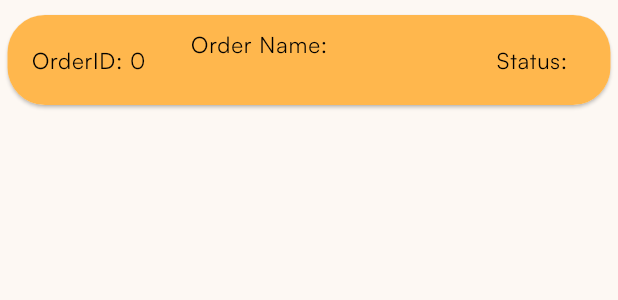
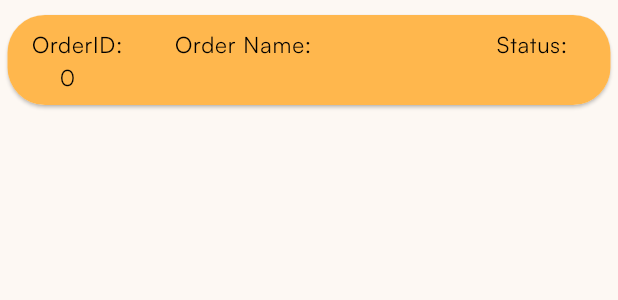
Before and after one commit to gal-hpgggjbvb/project202, a Flutter app: the CustomExpansionTile widget shown alone on an empty page, opened directly with empty values, on a phone screen of 412 x 824 dp. Shown: the top 300 px of the screen. Run offline on Flutter 3.47's test engine with Material 3 defaults, Android fonts, the phone set to English and light mode, and no system bars; our stand-ins replace animated_toggle_switch, awesome_dialog, dio, get, hidden_drawer_menu, image_picker and 5 more; accounts and stored records are empty; network calls fail.

Commit message:
language

```diff
--- a/lib/controller/lang/lang.dart
+++ b/lib/controller/lang/lang.dart
@@ -68,20 +68,23 @@ class Languages implements Translations {
           'drop': 'إلى أين',
           'type': 'اكتب هنا',
 
-          ///user orders page
+          ///user & delivery man orders page
           'pending':'قيد الإنتظار',
           'in_progress':'قيد التوصبل',
           'completed':'تم التسليم',
-          'order_id1':'رقم الطلب: ',
-          'order_name1':'   اسم الطلب: ',
-          'status1':'الحالة:  ',
-          'order_id2':'رقم الطلب:     ',
-          'order_name2':'اسم الطلب:    ',
-          'status2':'الحالة:          ',
-          'source':'المصدر:         ',
-          'destination':'الوجهة:         ',
-          'created':'وقت الإنشاء:  ',
-          'updated':'وقت التحديث:',
+          'order_id1':'رقم الطلب:\n ',
+          'order_name1':'      اسم الطلب: ',
+          'status1':'  الحالة:\n  ',
+          'order_id2':'رقم الطلب:        ',
+          'order_name2':'اسم الطلب:       ',
+          'status2':'الحالة:             ',
+          'source':'المصدر:            ',
+          'destination':'الوجهة:            ',
+          'created':'وقت الإنشاء:     ',
+          'updated':'وقت التحديث:   ',
+          'source1':'من:  ',
+          'destination1':'إلى:  ',
+
           'edit':'تعديل',
           'edit_order':'تعديل الطلب ',
           'delete_order':'حذف الطلب الذي رقمه ',
@@ -91,6 +94,23 @@ class Languages implements Translations {
           'delivery_man_name':'اسم عامل التوصيل:       ',
           'delivery_man_phone':'هاتف عامل التوصيل:     ',
           'no_orders':'لا يوجد طلبات حاليا..',
+
+          'available_orders':'طلبات متاحة',
+          'in_progress_orders':'طلبات قيد التوصيل',
+          'completed_orders':'طلبات تم توصيلها',
+          'pick_order':'اختيار الطلب ',
+          'complete_order':'إكمال الطلب ',
+          'cancel_order':'إلغاء الطلب ',
+          'no_av_orders':'لا طلبات متاحة حاليا..',
+          'no_pr_orders':'لا طلبات قيد التوصيل..',
+          'no_co_orders':'لا طلبات تم توصيلها..',
+          'customer_id':'رقم صاحب الطلب:     ',
+          'customer_name':'اسم صاحب الطلب:     ',
+          'customer_phone':'هاتف صاحب الطلب:   ',
+          // 'pick_order_d':'اختيار الطلب ',
+          // 'complete_order_d':'Complete Order',
+          // 'cancel_order_d':'Cancel Order',
+
 
           ///settings
           'dark': 'الوضع المظلم',
@@ -203,16 +223,19 @@ class Languages implements Translations {
           'pending':'Pending',
           'in_progress':'in Progress',
           'completed':'Completed',
-          'order_id1':'OrderID: ',
+          'order_id1':'OrderID: \n',
           'order_name1':'   Order Name: ',
-          'status1':'Status: ',
+          'status1':'Status: \n',
           'order_id2':'OrderId :           ',
           'order_name2':'OrderName :     ',
           'status2':'Status :              ',
           'source':'Source :             ',
           'destination':'Destination :      ',
           'created':'Createdat :        ',
-          'updated':'Updatedat :        ',
+          'updated':'Updatedat :       ',
+          'source1':'   Source: ',
+          'destination1':'   Destination:  ',
+
           'edit':'Edit',
           'edit_order':'Edit Order ',
           'delete_order':'Delete Order with ID ',
@@ -222,6 +245,23 @@ class Languages implements Translations {
           'delivery_man_name':'DeliveryMan Name :              ',
           'delivery_man_phone':'DeliveryMan Phone :             ',
           'no_orders':'No Orders Yet..',
+
+          'available_orders':'available\n  orders',
+          'in_progress_orders':'in progress\n    orders',
+          'completed_orders':'completed\n    orders',
+          'pick_order':'Pick Delivery',
+          'complete_order':'Complete Order',
+          'cancel_order':'Cancel Order',
+          'no_av_orders':'No available orders yet..',
+          'no_pr_orders':'No in progress orders..',
+          'no_co_orders':'No completed orders..',
+
+          'customer_id':'Customer ID :              ',
+          'customer_name':'Customer Name :        ',
+          'customer_phone':'Customer Phone :        ',
+          // 'pick_order_d':'Pick Order ',
+          // 'complete_order_d':'Complete Order',
+          // 'cancel_order_d':'Cancel Order',
 
           ///settings
           'dark': 'Dark Mode',
--- a/lib/custom_widgets/custom_expansiontile.dart
+++ b/lib/custom_widgets/custom_expansiontile.dart
@@ -74,7 +74,7 @@ class CustomExpansionTile extends StatelessWidget {
         // backgroundColor: Colors.deepOrange[50],
         leading: Text(
           // 'Order ID: $leading',
-          '${'order_id1'.tr}$leading',
+          '${'order_id1'.tr}    $leading',
           //style: context.theme.textTheme.bodySmall,
           style: TextStyle(
             fontFamily: "Satoshi",
@@ -87,8 +87,8 @@ class CustomExpansionTile extends StatelessWidget {
           title.length > 7
               // ? '   Order Name: \n   ${title.substring(0, 7)}..'
               // : '   Order Name: \n   $title',
-              ? '${'order_name1'.tr}\n   ${title.substring(0, 7)}..'
-              : '${'order_name1'.tr}\n   $title',
+              ? '${'order_name1'.tr}\n       ${title.substring(0, 7)}..'
+              : '${'order_name1'.tr}\n       $title',
           style: TextStyle(
             fontFamily: "Satoshi",
             color: context.theme.colorScheme.primary,
@@ -115,7 +115,9 @@ class CustomExpansionTile extends StatelessWidget {
                 // mainAxisAlignment: MainAxisAlignment.spaceEvenly,
                 children: [
                   Padding(
-                    padding: const EdgeInsets.only(left: 50.0),
+                    padding: CacheHelper().getData(key: 'language') == 'ar' ?
+                    const EdgeInsets.only(right: 50.0) :
+                    const EdgeInsets.only(left: 50.0),
                     child: Text(
                       'order_id2'.tr,
                       // style: context.textTheme.displaySmall,
@@ -146,7 +148,9 @@ class CustomExpansionTile extends StatelessWidget {
                 crossAxisAlignment: CrossAxisAlignment.start,
                 children: [
                   Padding(
-                    padding: const EdgeInsets.only(left: 50.0),
+                    padding: CacheHelper().getData(key: 'language') == 'ar' ?
+                    const EdgeInsets.only(right: 50.0) :
+                    const EdgeInsets.only(left: 50.0),
                     child: Text(
                       'order_name2'.tr,
                       // style: context.textTheme.displaySmall,
@@ -175,7 +179,9 @@ class CustomExpansionTile extends StatelessWidget {
                 crossAxisAlignment: CrossAxisAlignment.start,
                 children: [
                   Padding(
-                    padding: const EdgeInsets.only(left: 50.0),
+                    padding: CacheHelper().getData(key: 'language') == 'ar' ?
+                    const EdgeInsets.only(right: 50.0) :
+                    const EdgeInsets.only(left: 50.0),
                     child: Text(
                       'source'.tr,
                       // style: context.textTheme.displaySmall,
@@ -207,7 +213,9 @@ class CustomExpansionTile extends StatelessWidget {
                 crossAxisAlignment: CrossAxisAlignment.start,
                 children: [
                   Padding(
-                    padding: const EdgeInsets.only(left: 50.0),
+                    padding: CacheHelper().getData(key: 'language') == 'ar' ?
+                    const EdgeInsets.only(right: 50.0) :
+                    const EdgeInsets.only(left: 50.0),
                     child: Text(
                       'destination'.tr,
                       // style: context.textTheme.displaySmall,
@@ -233,7 +241,9 @@ class CustomExpansionTile extends StatelessWidget {
                 crossAxisAlignment: CrossAxisAlignment.start,
                 children: [
                   Padding(
-                    padding: const EdgeInsets.only(left: 50.0),
+                    padding: CacheHelper().getData(key: 'language') == 'ar' ?
+                    const EdgeInsets.only(right: 50.0) :
+                    const EdgeInsets.only(left: 50.0),
                     child: Text(
                       'status2'.tr,
                       // style: context.textTheme.displaySmall,
@@ -258,7 +268,9 @@ class CustomExpansionTile extends StatelessWidget {
                 crossAxisAlignment: CrossAxisAlignment.start,
                 children: [
                   Padding(
-                    padding: const EdgeInsets.only(left: 50.0),
+                    padding: CacheHelper().getData(key: 'language') == 'ar' ?
+                    const EdgeInsets.only(right: 50.0) :
+                    const EdgeInsets.only(left: 50.0),
                     child: Text(
                       'created'.tr,
                       // style: context.textTheme.displaySmall,
@@ -285,7 +297,9 @@ class CustomExpansionTile extends StatelessWidget {
                   crossAxisAlignment: CrossAxisAlignment.start,
                   children: [
                     Padding(
-                      padding: const EdgeInsets.only(left: 50.0),
+                      padding: CacheHelper().getData(key: 'language') == 'ar' ?
+                    const EdgeInsets.only(right: 50.0) :
+                    const EdgeInsets.only(left: 50.0),
                       child: Text(
                         'updated'.tr,
                         // style: context.textTheme.displaySmall,
@@ -317,7 +331,9 @@ class CustomExpansionTile extends StatelessWidget {
                   crossAxisAlignment: CrossAxisAlignment.start,
                   children: [
                     Padding(
-                      padding: const EdgeInsets.only(left: 50.0),
+                      padding: CacheHelper().getData(key: 'language') == 'ar' ?
+                      const EdgeInsets.only(right: 50.0) :
+                      const EdgeInsets.only(left: 50.0),
                       child: Text(
                         // 'DeliveryMan ID :                   ',
                         'delivery_man_id'.tr,
@@ -343,7 +359,9 @@ class CustomExpansionTile extends StatelessWidget {
                   crossAxisAlignment: CrossAxisAlignment.start,
                   children: [
                     Padding(
-                      padding: const EdgeInsets.only(left: 50.0),
+                      padding: CacheHelper().getData(key: 'language') == 'ar' ?
+                      const EdgeInsets.only(right: 50.0) :
+                      const EdgeInsets.only(left: 50.0),
                       child: Text(
                         // 'DeliveryMan Name :              ',
                         'delivery_man_name'.tr,
@@ -369,7 +387,9 @@ class CustomExpansionTile extends StatelessWidget {
                   crossAxisAlignment: CrossAxisAlignment.start,
                   children: [
                     Padding(
-                      padding: const EdgeInsets.only(left: 50.0),
+                      padding: CacheHelper().getData(key: 'language') == 'ar' ?
+                      const EdgeInsets.only(right: 50.0) :
+                      const EdgeInsets.only(left: 50.0),
                       child: Text(
                         // 'DeliveryMan Phone :             ',
                         'delivery_man_phone'.tr,
@@ -387,7 +407,9 @@ class CustomExpansionTile extends StatelessWidget {
                       style: context.textTheme.displaySmall,
                     ),
                     Padding(
-                      padding: const EdgeInsets.only(left: 30.0,right: 30),
+                      padding: CacheHelper().getData(key: 'language') == 'ar' ?
+                      const EdgeInsets.only(right: 30.0) :
+                      const EdgeInsets.only(left: 30.0),
                       child: GestureDetector(
                         onTap: () {
                           Clipboard.setData(
--- a/lib/view/hidden_drawer.dart
+++ b/lib/view/hidden_drawer.dart
@@ -178,7 +178,8 @@ class _HiddenDrawerState extends State<HiddenDrawer> {
                   ///todo main page delivery man
                   ScreenHiddenDrawer(
                       ItemHiddenMenu(
-                        name: 'Main Page Delivery Man',
+                        // name: 'Main Page Delivery Man',
+                        name: 'main'.tr,
                         baseStyle: const TextStyle(
                           fontSize: 15,
                         ),
```
Also changed, not shown: lib/custom_widgets/delivery_exp_tile.dart (+107 -68 lines), lib/view/delivery_man_view/delivery_man_page.dart (+10 -10 lines).
